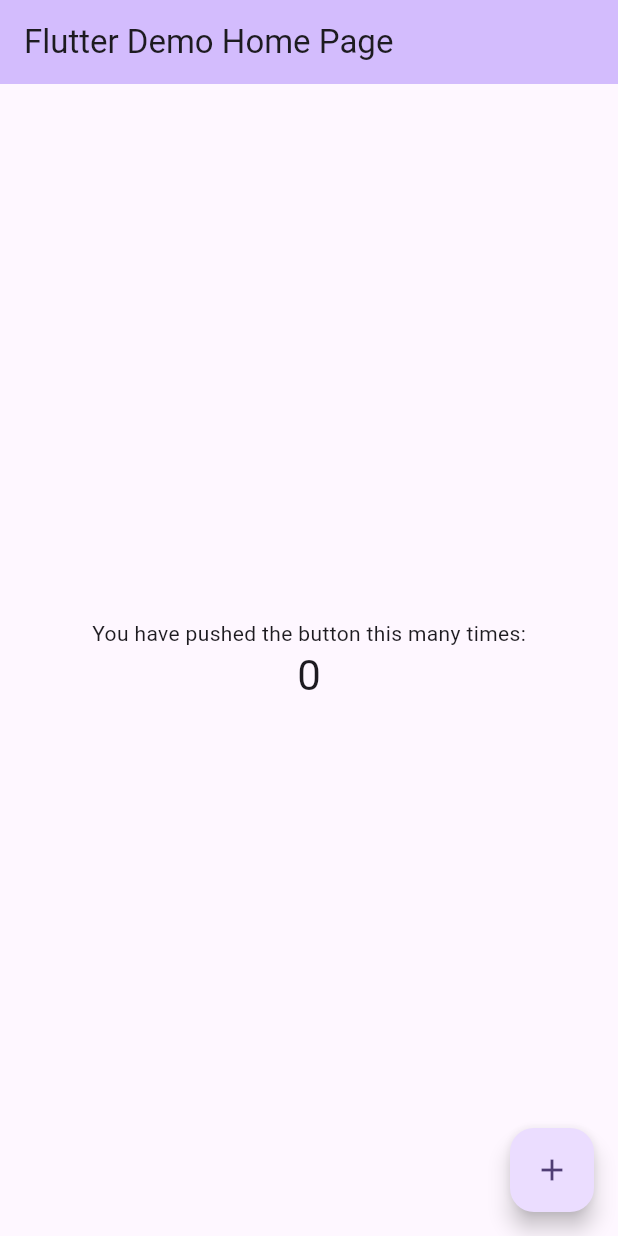
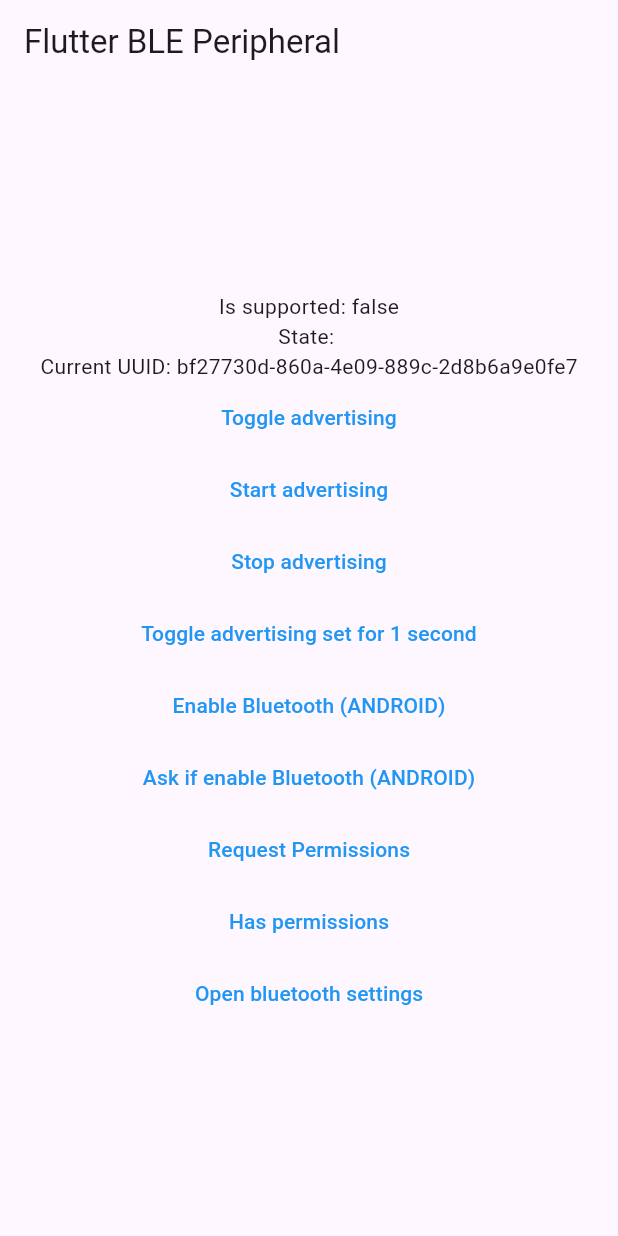
Before and after one commit to hosokawa-kenshin/BlueSignal, a Flutter app: the screen it shows after launch, on a phone screen of 412 x 824 dp. Run offline on Flutter 3.47's test engine with Material 3 defaults, Android fonts, the phone set to English and light mode, and no system bars; missing offline and left inert: flutter_ble_peripheral.

Commit message:
Add periferal application

```diff
--- /dev/null
+++ b/lib/ble.dart
@@ -0,0 +1,289 @@
+import 'package:flutter/material.dart';
+import 'package:flutter_ble_peripheral/flutter_ble_peripheral.dart';
+import 'dart:typed_data';
+import 'package:flutter/foundation.dart';
+
+class FlutterBlePeripheralExample extends StatefulWidget {
+  const FlutterBlePeripheralExample({Key? key}) : super(key: key);
+
+  @override
+  FlutterBlePeripheralExampleState createState() =>
+      FlutterBlePeripheralExampleState();
+}
+
+class FlutterBlePeripheralExampleState
+    extends State<FlutterBlePeripheralExample> {
+  final AdvertiseData advertiseData = AdvertiseData(
+    serviceUuid: 'bf27730d-860a-4e09-889c-2d8b6a9e0fe7',
+    // serviceUuids: ['ffffffff-ffff-ffff-ffff-ffffffffffff'],
+    localName: 'test',
+    manufacturerId: 1234,
+    manufacturerData: Uint8List.fromList([1, 2, 3, 4, 5, 6]),
+  );
+
+  // final advertiseSettings = AdvertiseSettings(
+  //   advertiseMode: AdvertiseMode.advertiseModeBalanced,
+  //   txPowerLevel: AdvertiseTxPower.advertiseTxPowerMedium,
+  //   timeout: 3000,
+  // );
+
+  final AdvertiseSetParameters advertiseSetParameters =
+  AdvertiseSetParameters();
+
+  bool _isSupported = false;
+
+  @override
+  void initState() {
+    super.initState();
+    initPlatformState();
+  }
+
+  Future<void> initPlatformState() async {
+    final isSupported = await FlutterBlePeripheral().isSupported;
+    setState(() {
+      _isSupported = isSupported;
+    });
+  }
+
+  Future<void> _toggleAdvertise() async {
+    if (await FlutterBlePeripheral().isAdvertising) {
+      await FlutterBlePeripheral().stop();
+    } else {
+      await FlutterBlePeripheral().start(advertiseData: advertiseData);
+    }
+  }
+
+  Future<void> _toggleAdvertiseSet() async {
+    if (await FlutterBlePeripheral().isAdvertising) {
+      await FlutterBlePeripheral().stop();
+    } else {
+      await FlutterBlePeripheral().start(
+        advertiseData: advertiseData,
+        advertiseSetParameters: advertiseSetParameters,
+      );
+    }
+  }
+
+  Future<void> _requestPermissions() async {
+    final hasPermission = await FlutterBlePeripheral().hasPermission();
+    switch (hasPermission) {
+      case BluetoothPeripheralState.denied:
+        _messangerKey.currentState?.showSnackBar(
+          const SnackBar(
+            backgroundColor: Colors.red,
+            content: Text(
+              "We don't have permissions, requesting now!",
+            ),
+          ),
+        );
+
+        await _requestPermissions();
+        break;
+      default:
+        _messangerKey.currentState?.showSnackBar(
+          SnackBar(
+            backgroundColor: Colors.green,
+            content: Text(
+              'State: $hasPermission!',
+            ),
+          ),
+        );
+        break;
+    }
+  }
+
+  Future<void> _hasPermissions() async {
+    final hasPermissions = await FlutterBlePeripheral().hasPermission();
+    _messangerKey.currentState?.showSnackBar(
+      SnackBar(
+        content: Text('Has permission: $hasPermissions'),
+        backgroundColor: hasPermissions == BluetoothPeripheralState.granted
+            ? Colors.green
+            : Colors.red,
+      ),
+    );
+  }
+
+  final _messangerKey = GlobalKey<ScaffoldMessengerState>();
+
+  @override
+  Widget build(BuildContext context) {
+    return MaterialApp(
+      scaffoldMessengerKey: _messangerKey,
+      home: Scaffold(
+        appBar: AppBar(
+          title: const Text('Flutter BLE Peripheral'),
+        ),
+        body: Center(
+          child: Column(
+            mainAxisAlignment: MainAxisAlignment.center,
+            children: <Widget>[
+              Text('Is supported: $_isSupported'),
+              StreamBuilder(
+                stream: FlutterBlePeripheral().onPeripheralStateChanged,
+                initialData: PeripheralState.unknown,
+                builder:
+                    (BuildContext context, AsyncSnapshot<dynamic> snapshot) {
+                  return Text(
+                    'State: ${(snapshot.data as PeripheralState).name}',
+                  );
+                },
+              ),
+              // StreamBuilder(
+              //     stream: FlutterBlePeripheral().getDataReceived(),
+              //     initialData: 'None',
+              //     builder:
+              //         (BuildContext context, AsyncSnapshot<dynamic> snapshot) {
+              //       return Text('Data received: ${snapshot.data}');
+              //     },),
+              Text('Current UUID: ${advertiseData.serviceUuid}'),
+              // Text('Current UUID: ${advertiseData.serviceUuids ?? advertiseData.serviceUuid}'),
+              MaterialButton(
+                onPressed: _toggleAdvertise,
+                child: Text(
+                  'Toggle advertising',
+                  style: Theme.of(context)
+                      .primaryTextTheme
+                      .labelLarge!
+                      .copyWith(color: Colors.blue),
+                ),
+              ),
+              MaterialButton(
+                onPressed: () async {
+                  await FlutterBlePeripheral().start(
+                    advertiseData: advertiseData,
+                    advertiseSetParameters: advertiseSetParameters,
+                  );
+                },
+                child: Text(
+                  'Start advertising',
+                  style: Theme.of(context)
+                      .primaryTextTheme
+                      .labelLarge!
+                      .copyWith(color: Colors.blue),
+                ),
+              ),
+              MaterialButton(
+                onPressed: () async {
+                  await FlutterBlePeripheral().stop();
+                },
+                child: Text(
+                  'Stop advertising',
+                  style: Theme.of(context)
+                      .primaryTextTheme
+                      .labelLarge!
+                      .copyWith(color: Colors.blue),
+                ),
+              ),
+              MaterialButton(
+                onPressed: _toggleAdvertiseSet,
+                child: Text(
+                  'Toggle advertising set for 1 second',
+                  style: Theme.of(context)
+                      .primaryTextTheme
+                      .labelLarge!
+                      .copyWith(color: Colors.blue),
+                ),
+              ),
+              StreamBuilder(
+                stream: FlutterBlePeripheral().onPeripheralStateChanged,
+                initialData: PeripheralState.unknown,
+                builder: (
+                    BuildContext context,
+                    AsyncSnapshot<PeripheralState> snapshot,
+                    ) {
+                  return MaterialButton(
+                    onPressed: () async {
+                      final bool enabled = await FlutterBlePeripheral()
+                          .enableBluetooth(askUser: false);
+                      if (enabled) {
+                        _messangerKey.currentState!.showSnackBar(
+                          const SnackBar(
+                            content: Text('Bluetooth enabled!'),
+                            backgroundColor: Colors.green,
+                          ),
+                        );
+                      } else {
+                        _messangerKey.currentState!.showSnackBar(
+                          const SnackBar(
+                            content: Text('Bluetooth not enabled!'),
+                            backgroundColor: Colors.red,
+                          ),
+                        );
+                      }
+                    },
+                    child: Text(
+                      'Enable Bluetooth (ANDROID)',
+                      style: Theme.of(context)
+                          .primaryTextTheme
+                          .labelLarge!
+                          .copyWith(color: Colors.blue),
+                    ),
+                  );
+                },
+              ),
+              MaterialButton(
+                onPressed: () async {
+                  final bool enabled =
+                  await FlutterBlePeripheral().enableBluetooth();
+                  if (enabled) {
+                    _messangerKey.currentState!.showSnackBar(
+                      const SnackBar(
+                        content: Text('Bluetooth enabled!'),
+                        backgroundColor: Colors.green,
+                      ),
+                    );
+                  } else {
+                    _messangerKey.currentState!.showSnackBar(
+                      const SnackBar(
+                        content: Text('Bluetooth not enabled!'),
+                        backgroundColor: Colors.red,
+                      ),
+                    );
+                  }
+                },
+                child: Text(
+                  'Ask if enable Bluetooth (ANDROID)',
+                  style: Theme.of(context)
+                      .primaryTextTheme
+                      .labelLarge!
+                      .copyWith(color: Colors.blue),
+                ),
+              ),
+              MaterialButton(
+                onPressed: _requestPermissions,
+                child: Text(
+                  'Request Permissions',
+                  style: Theme.of(context)
+                      .primaryTextTheme
+                      .labelLarge!
+                      .copyWith(color: Colors.blue),
+                ),
+              ),
+              MaterialButton(
+                onPressed: _hasPermissions,
+                child: Text(
+                  'Has permissions',
+                  style: Theme.of(context)
+                      .primaryTextTheme
+                      .labelLarge!
+                      .copyWith(color: Colors.blue),
+                ),
+              ),
+              MaterialButton(
+                onPressed: () => FlutterBlePeripheral().openBluetoothSettings(),
+                child: Text(
+                  'Open bluetooth settings',
+                  style: Theme.of(context)
+                      .primaryTextTheme
+                      .labelLarge!
+                      .copyWith(color: Colors.blue),
+                ),
+              ),
+            ],
+          ),
+        ),
+      ),
+    );
+  }
+}
--- a/lib/main.dart
+++ b/lib/main.dart
@@ -1,4 +1,6 @@
 import 'package:flutter/material.dart';
+import 'package:flutter_ble_peripheral/flutter_ble_peripheral.dart';
+import  'package:blue_signal/ble.dart';
 
 void main() {
   runApp(const MyApp());
@@ -7,119 +9,47 @@
 class MyApp extends StatelessWidget {
   const MyApp({super.key});
 
-  // This widget is the root of your application.
   @override
   Widget build(BuildContext context) {
     return MaterialApp(
-      title: 'Flutter Demo',
+      title: 'BlueSignal',
       theme: ThemeData(
-        // This is the theme of your application.
-        //
-        // TRY THIS: Try running your application with "flutter run". You'll see
-        // the application has a purple toolbar. Then, without quitting the app,
-        // try changing the seedColor in the colorScheme below to Colors.green
-        // and then invoke "hot reload" (save your changes or press the "hot
-        // reload" button in a Flutter-supported IDE, or press "r" if you used
-        // the command line to start the app).
-        //
-        // Notice that the counter didn't reset back to zero; the application
-        // state is not lost during the reload. To reset the state, use hot
-        // restart instead.
-        //
-        // This works for code too, not just values: Most code changes can be
-        // tested with just a hot reload.
-        colorScheme: ColorScheme.fromSeed(seedColor: Colors.deepPurple),
+        colorScheme: ColorScheme.fromSeed(seedColor: Colors.blue),
         useMaterial3: true,
       ),
-      home: const MyHomePage(title: 'Flutter Demo Home Page'),
+      home: FlutterBlePeripheralExample()
     );
   }
 }
 
 class MyHomePage extends StatefulWidget {
-  const MyHomePage({super.key, required this.title});
-
-  // This widget is the home page of your application. It is stateful, meaning
-  // that it has a State object (defined below) that contains fields that affect
-  // how it looks.
-
-  // This class is the configuration for the state. It holds the values (in this
-  // case the title) provided by the parent (in this case the App widget) and
-  // used by the build method of the State. Fields in a Widget subclass are
-  // always marked "final".
-
-  final String title;
+  const MyHomePage({super.key});
 
   @override
   State<MyHomePage> createState() => _MyHomePageState();
 }
 
 class _MyHomePageState extends State<MyHomePage> {
-  int _counter = 0;
-
-  void _incrementCounter() {
-    setState(() {
-      // This call to setState tells the Flutter framework that something has
-      // changed in this State, which causes it to rerun the build method below
-      // so that the display can reflect the updated values. If we changed
-      // _counter without calling setState(), then the build method would not be
-      // called again, and so nothing would appear to happen.
-      _counter++;
-    });
-  }
 
   @override
   Widget build(BuildContext context) {
-    // This method is rerun every time setState is called, for instance as done
-    // by the _incrementCounter method above.
-    //
-    // The Flutter framework has been optimized to make rerunning build methods
-    // fast, so that you can just rebuild anything that needs updating rather
-    // than having to individually change instances of widgets.
     return Scaffold(
       appBar: AppBar(
-        // TRY THIS: Try changing the color here to a specific color (to
-        // Colors.amber, perhaps?) and trigger a hot reload to see the AppBar
-        // change color while the other colors stay the same.
         backgroundColor: Theme.of(context).colorScheme.inversePrimary,
-        // Here we take the value from the MyHomePage object that was created by
-        // the App.build method, and use it to set our appbar title.
-        title: Text(widget.title),
+        elevation: 2,
+        title: Text('BlueSignal'),
       ),
       body: Center(
-        // Center is a layout widget. It takes a single child and positions it
-        // in the middle of the parent.
         child: Column(
-          // Column is also a layout widget. It takes a list of children and
-          // arranges them vertically. By default, it sizes itself to fit its
-          // children horizontally, and tries to be as tall as its parent.
-          //
-          // Column has various properties to control how it sizes itself and
-          // how it positions its children. Here we use mainAxisAlignment to
-          // center the children vertically; the main axis here is the vertical
-          // axis because Columns are vertical (the cross axis would be
-          // horizontal).
-          //
-          // TRY THIS: Invoke "debug painting" (choose the "Toggle Debug Paint"
-          // action in the IDE, or press "p" in the console), to see the
-          // wireframe for each widget.
           mainAxisAlignment: MainAxisAlignment.center,
           children: <Widget>[
             const Text(
-              'You have pushed the button this many times:',
-            ),
-            Text(
-              '$_counter',
-              style: Theme.of(context).textTheme.headlineMedium,
+              'test',
             ),
           ],
         ),
       ),
-      floatingActionButton: FloatingActionButton(
-        onPressed: _incrementCounter,
-        tooltip: 'Increment',
-        child: const Icon(Icons.add),
-      ), // This trailing comma makes auto-formatting nicer for build methods.
+ // This trailing comma makes auto-formatting nicer for build methods.
     );
   }
 }
--- a/pubspec.yaml
+++ b/pubspec.yaml
@@ -35,6 +35,7 @@
   # The following adds the Cupertino Icons font to your application.
   # Use with the CupertinoIcons class for iOS style icons.
   cupertino_icons: ^1.0.8
+  flutter_ble_peripheral: ^1.2.6
 
 dev_dependencies:
   flutter_test:
```
Also changed, not shown: pubspec.lock, 14 other files.
